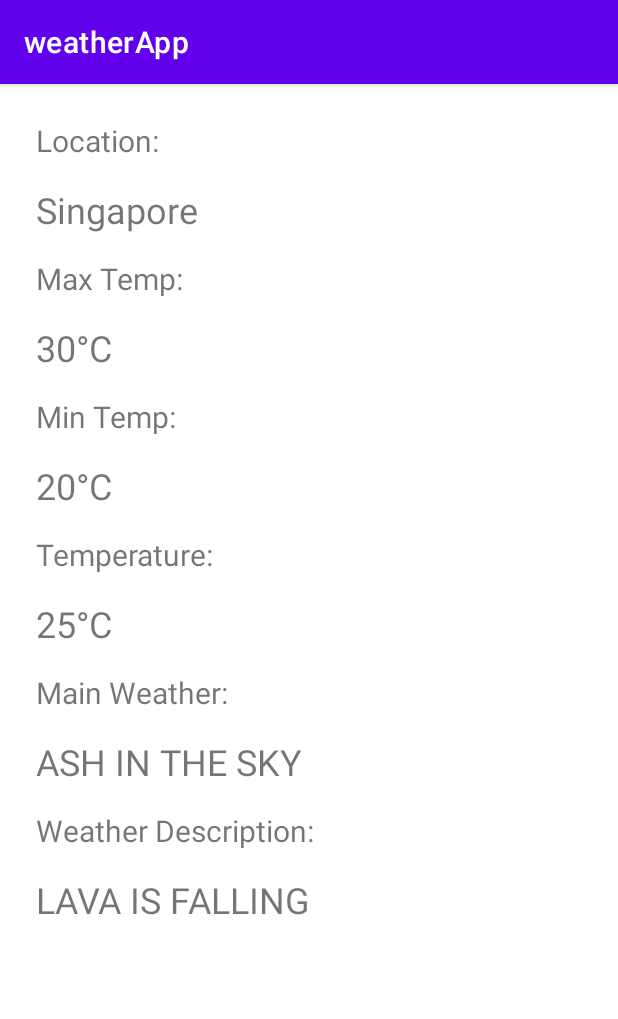
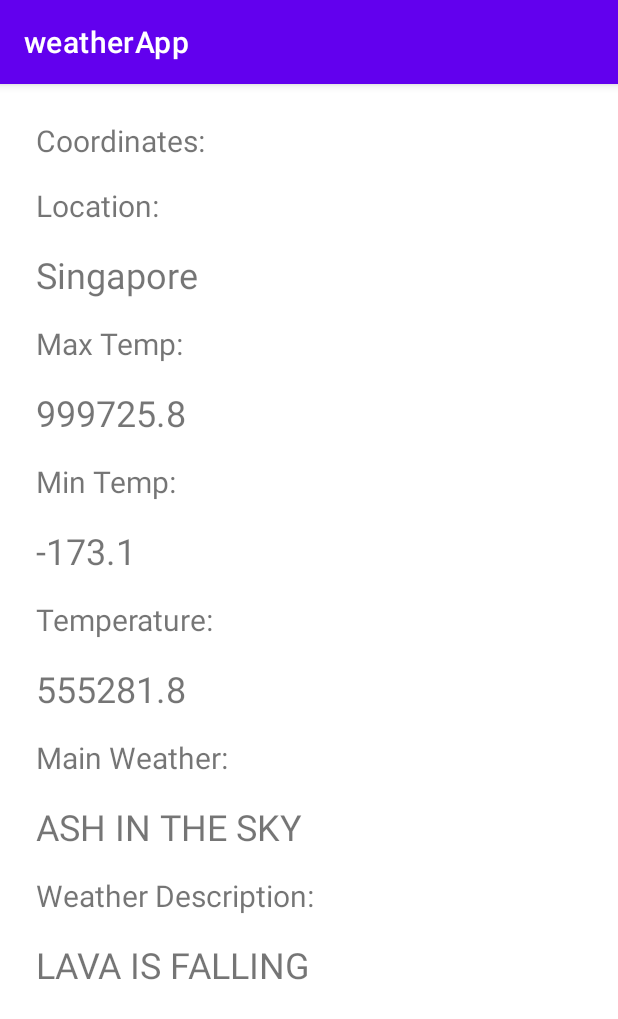
Before and after one commit to Just111n/weatherApp, an Android app: the screen it shows after launch (MainActivity), on a phone screen of 412 x 824 dp. Shown: the top 1019 px of the screen. Run offline under Robolectric (Android 15) with nearby library versions, the phone set to English and light mode, and no system bars.

```diff
--- a/app/src/main/java/com/example/weatherapp/MainActivity.java
+++ b/app/src/main/java/com/example/weatherapp/MainActivity.java
@@ -36,6 +36,11 @@ public class MainActivity extends AppCompatActivity implements LocationListener
     private WeatherModel weather;
     private TextView mainWeatherTextView;
     private TextView weatherDescTextView;
+    private TextView tempTextView;
+
+    private TextView coordTextView;
+    TextView maxTempTextView;
+    TextView minTempTextView;
 
     final String ERROR_NO_NETWORK = "No Network";
     final String RESULTS = "results", ERROR = "error", CODE = "code", MESSAGE = "message";
@@ -47,10 +52,11 @@ public class MainActivity extends AppCompatActivity implements LocationListener
         super.onCreate(savedInstanceState);
         setContentView(R.layout.activity_main);
 
+        coordTextView = findViewById(R.id.coordinatesTextView);
         locationTextView = findViewById(R.id.locationTextView);
-        TextView maxTempTextView = findViewById(R.id.maxTempTextView);
-        TextView minTempTextView = findViewById(R.id.minTempTextView);
-        TextView tempTextView = findViewById(R.id.tempTextView);
+        maxTempTextView = findViewById(R.id.maxTempTextView);
+        minTempTextView = findViewById(R.id.minTempTextView);
+        tempTextView = findViewById(R.id.tempTextView);
         mainWeatherTextView = findViewById(R.id.mainWeatherTextView);
         weatherDescTextView = findViewById(R.id.weatherDescTextView);
 
@@ -61,17 +67,18 @@ public class MainActivity extends AppCompatActivity implements LocationListener
 
 
         weather = new WeatherModel.Builder()
-                .setTemperature("25°C")
-                .setMinTemperature("20°C")
-                .setMaxTemperature("30°C")
+                .setLocation("Middleof nowhere")
+                .setTemperature(555555)
+                .setMinTemperature(100)
+                .setMaxTemperature(999999)
                 .setWeatherDescription("LAVA IS FALLING")
                 .setWeatherMain("ASH IN THE SKY")
                 .build();
 
 
-        maxTempTextView.setText(weather.getMaxTemperature());
-        minTempTextView.setText(weather.getMinTemperature());
-        tempTextView.setText(weather.getTemperature());
+        maxTempTextView.setText(String.valueOf(weather.getMaxTemperature()));
+        minTempTextView.setText(String.valueOf(weather.getMinTemperature()));
+        tempTextView.setText(String.valueOf(weather.getTemperature()));
         mainWeatherTextView.setText(weather.getWeatherMain());
         weatherDescTextView.setText(weather.getWeatherDescription());
 
@@ -111,7 +118,7 @@ public class MainActivity extends AppCompatActivity implements LocationListener
         double longitude = location.getLongitude();
 
         // Display the location in the TextView
-        locationTextView.setText("Location: " + latitude + ", " + longitude);
+        coordTextView.setText("Coordinates: " + latitude + ", " + longitude);
 
 
         String coordinates = String.format("%.6f, %.6f", latitude, longitude);
@@ -121,7 +128,9 @@ public class MainActivity extends AppCompatActivity implements LocationListener
         Toast.makeText(this, weather.getLocation(), Toast.LENGTH_SHORT).show();
 
         if ( Utils.isNetworkAvailable(this)){
-            getWeatherInfo(latitude, longitude);
+            WeatherModel weather = getWeatherInfo(latitude, longitude);
+
+
         }else{
             Toast.makeText(this, ERROR_NO_NETWORK,
                     Toast.LENGTH_LONG).show();
@@ -144,12 +153,20 @@ public class MainActivity extends AppCompatActivity implements LocationListener
         // Handle changes in the status of the location provider
     }
 
-    private void getWeatherInfo(double lat, double lon) {
+    private WeatherModel getWeatherInfo(double lat, double lon) {
+
         ExecutorService executor = Executors.newSingleThreadExecutor();
         Handler handler = new Handler(Looper.getMainLooper());
 
+
+
+
         executor.execute(() -> {
             try {
+                String mainWeather = "";
+                String weatherDescription = "";
+
+
                 String jsonResult = Utils.getWeatherInfoFromApi(lat,lon);
                 if (jsonResult == null) {
                     handler.post(() -> Log.d(TAG, "JSON is Null"));
@@ -171,26 +188,45 @@ public class MainActivity extends AppCompatActivity implements LocationListener
                     JSONObject weatherObject = weatherArray.getJSONObject(0);
 
                     // Extract the weather details
-                    String mainWeather = weatherObject.getString("main");
-                    String weatherDescription = weatherObject.getString("description");
+                    mainWeather = weatherObject.getString("main");
+                    weatherDescription = weatherObject.getString("description");
 
-                    // Set the weather details to the respective TextViews
-                    handler.post(() -> {
-                        mainWeatherTextView.setText(mainWeather);
-                        weatherDescTextView.setText(weatherDescription);
-                    });
                 }
 
-                String purpose = getString(R.string.purpose_not_available);
+                // Get the main object
+                JSONObject mainObject = jsonObject.getJSONObject("main");
 
-//                if (firstResult.has("main")) {
-//                    Log.d(TAG,"if statement is running");
-//                    JSONArray purposeArray = firstResult.getJSONArray(INDICATIONS_AND_USAGE);
-//                    purpose = purposeArray.getString(0);
-//                }
+                // Extract the temperature details
+                double temperature = mainObject.getDouble("temp");
+                double minTemperature = mainObject.getDouble("temp_min");
+                double maxTemperature = mainObject.getDouble("temp_max");
 
-                String finalPurpose = purpose;
-                handler.post(() -> Log.d(TAG, finalPurpose));
+
+                // Get the location name
+                String locationName = jsonObject.getString("name");
+
+
+                 weather = new WeatherModel.Builder()
+                        .setLocation(locationName)
+                        .setTemperature(temperature)
+                        .setMinTemperature(minTemperature)
+                        .setMaxTemperature(maxTemperature)
+                        .setWeatherDescription(weatherDescription)
+                        .setWeatherMain(mainWeather)
+                        .build();
+
+                handler.post(() -> {
+                    mainWeatherTextView.setText(weather.getWeatherMain());
+                    weatherDescTextView.setText(weather.getWeatherDescription());
+                    tempTextView.setText(String.valueOf(weather.getTemperature()));
+                    minTempTextView.setText(String.valueOf(weather.getMinTemperature()));
+                    maxTempTextView.setText(String.valueOf(weather.getMaxTemperature()));
+                    locationTextView.setText(weather.getLocation());
+                });
+
+
+
+
 
             } catch (IOException e) {
                 e.printStackTrace();
@@ -199,6 +235,8 @@ public class MainActivity extends AppCompatActivity implements LocationListener
                 throw new RuntimeException(e);
             }
         });
+
+        return weather;
     }
 
 
--- a/app/src/main/java/com/example/weatherapp/WeatherModel.java
+++ b/app/src/main/java/com/example/weatherapp/WeatherModel.java
@@ -1,18 +1,20 @@
 package com.example.weatherapp;
+
+import java.text.DecimalFormat;
 
 public class WeatherModel {
     private String location;
-    private String temperature;
-    private String minTemperature;
-    private String maxTemperature;
+    private double temperature;
+    private double minTemperature;
+    private double maxTemperature;
     private String weatherDescription;
     private String weatherMain;
 
     private WeatherModel(Builder builder) {
         this.location = builder.location;
-        this.temperature = builder.temperature;
-        this.minTemperature = builder.minTemperature;
-        this.maxTemperature = builder.maxTemperature;
+        setTemperature(builder.temperature); // Convert Kelvin to Celsius
+        setMinTemperature(builder.minTemperature); // Convert Kelvin to Celsius
+        setMaxTemperature(builder.maxTemperature); // Convert Kelvin to Celsius
         this.weatherDescription = builder.weatherDescription;
         this.weatherMain = builder.weatherMain;
     }
@@ -25,16 +27,16 @@ public class WeatherModel {
         this.location = location;
     }
 
-    public void setTemperature(String temperature) {
-        this.temperature = temperature;
+    public void setTemperature(double temperature) {
+        this.temperature = kelvinToCelsius(temperature);
     }
 
-    public void setMinTemperature(String minTemperature) {
-        this.minTemperature = minTemperature;
+    public void setMinTemperature(double minTemperature) {
+        this.minTemperature = kelvinToCelsius(minTemperature);
     }
 
-    public void setMaxTemperature(String maxTemperature) {
-        this.maxTemperature = maxTemperature;
+    public void setMaxTemperature(double maxTemperature) {
+        this.maxTemperature = kelvinToCelsius(maxTemperature);
     }
 
     public void setWeatherDescription(String weatherDescription) {
@@ -45,15 +47,15 @@ public class WeatherModel {
         this.weatherMain = weatherMain;
     }
 
-    public String getTemperature() {
+    public double getTemperature() {
         return temperature;
     }
 
-    public String getMinTemperature() {
+    public double getMinTemperature() {
         return minTemperature;
     }
 
-    public String getMaxTemperature() {
+    public double getMaxTemperature() {
         return maxTemperature;
     }
 
@@ -67,9 +69,9 @@ public class WeatherModel {
 
     public static class Builder {
         private String location;
-        private String temperature;
-        private String minTemperature;
-        private String maxTemperature;
+        private double temperature;
+        private double minTemperature;
+        private double maxTemperature;
         private String weatherDescription;
         private String weatherMain;
 
@@ -78,17 +80,17 @@ public class WeatherModel {
             return this;
         }
 
-        public Builder setTemperature(String temperature) {
+        public Builder setTemperature(double temperature) {
             this.temperature = temperature;
             return this;
         }
 
-        public Builder setMinTemperature(String minTemperature) {
+        public Builder setMinTemperature(double minTemperature) {
             this.minTemperature = minTemperature;
             return this;
         }
 
-        public Builder setMaxTemperature(String maxTemperature) {
+        public Builder setMaxTemperature(double maxTemperature) {
             this.maxTemperature = maxTemperature;
             return this;
         }
@@ -107,4 +109,10 @@ public class WeatherModel {
             return new WeatherModel(this);
         }
     }
+
+    public static double kelvinToCelsius(double kelvinTemperature) {
+        double celsius = kelvinTemperature - 273.15;
+        DecimalFormat decimalFormat = new DecimalFormat("#.#");
+        return Double.parseDouble(decimalFormat.format(celsius));
+    }
 }
--- a/app/src/main/res/layout/activity_main.xml
+++ b/app/src/main/res/layout/activity_main.xml
@@ -6,6 +6,14 @@
     android:padding="16dp"
     tools:context=".MainActivity"
     android:orientation="vertical">
+
+    <TextView
+        android:id="@+id/coordinatesTextView"
+        android:layout_width="match_parent"
+        android:layout_height="wrap_content"
+        android:textSize="20sp"
+        android:padding="8dp"
+        android:text="Coordinates:" />
 
     <TextView
         android:id="@+id/locationLabelTextView"
```
